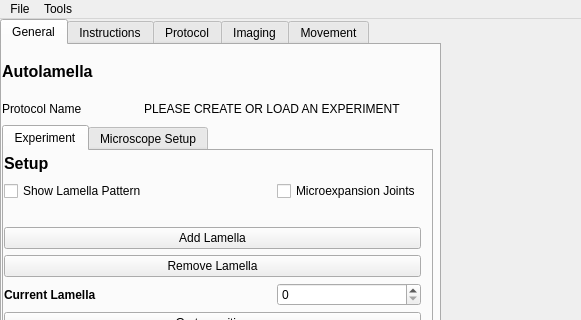
This is autolamella/ui/UI.ui in DeMarcoLab/autolamella as Qt 5 draws it before an edit; both pictures show x 0 to 581 and y 0 to 320 of the 920 by 989 pixel window. The edited form follows.
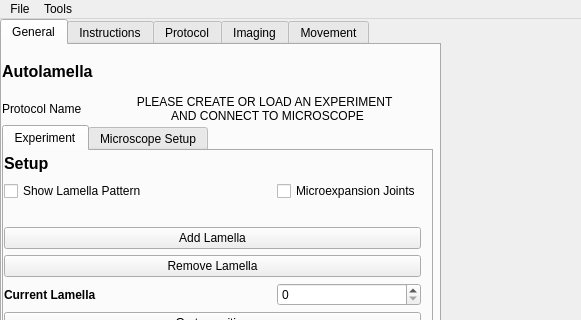
This is the edited form.

Diff of the .ui file:
```diff
--- a/autolamella/ui/UI.ui
+++ b/autolamella/ui/UI.ui
@@ -80,18 +80,11 @@
        <rect>
         <x>0</x>
         <y>10</y>
-        <width>421</width>
+        <width>391</width>
         <height>69</height>
        </rect>
       </property>
       <layout class="QGridLayout" name="gridLayout_2">
-       <item row="1" column="1" colspan="2">
-        <widget class="QLabel" name="protocol_txt">
-         <property name="text">
-          <string>PLEASE CREATE OR LOAD AN EXPERIMENT</string>
-         </property>
-        </widget>
-       </item>
        <item row="1" column="0">
         <widget class="QLabel" name="label_8">
          <property name="text">
@@ -116,6 +109,17 @@
          </property>
         </widget>
        </item>
+       <item row="1" column="1">
+        <widget class="QLabel" name="protocol_txt">
+         <property name="text">
+          <string>PLEASE CREATE OR LOAD AN EXPERIMENT      
+  AND CONNECT TO MICROSCOPE</string>
+         </property>
+         <property name="alignment">
+          <set>Qt::AlignCenter</set>
+         </property>
+        </widget>
+       </item>
       </layout>
      </widget>
      <widget class="QTabWidget" name="tabWidget_2">
```
